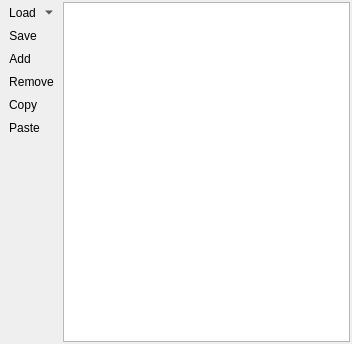
Above: qps/classification/classificationscheme.ui from EnMAP-Box/qgispluginsupport before the change. Below: the same form after it.
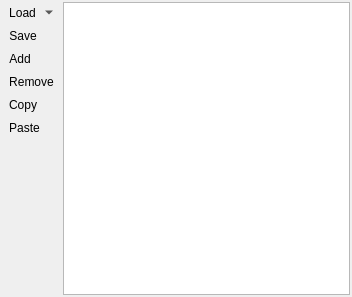
That is the form after the change. Icons and pictures are not drawn.

The edit to the form file:
```diff
--- a/qps/classification/classificationscheme.ui
+++ b/qps/classification/classificationscheme.ui
@@ -7,7 +7,7 @@
     <x>0</x>
     <y>0</y>
     <width>352</width>
-    <height>344</height>
+    <height>297</height>
    </rect>
   </property>
   <property name="windowTitle">
```
